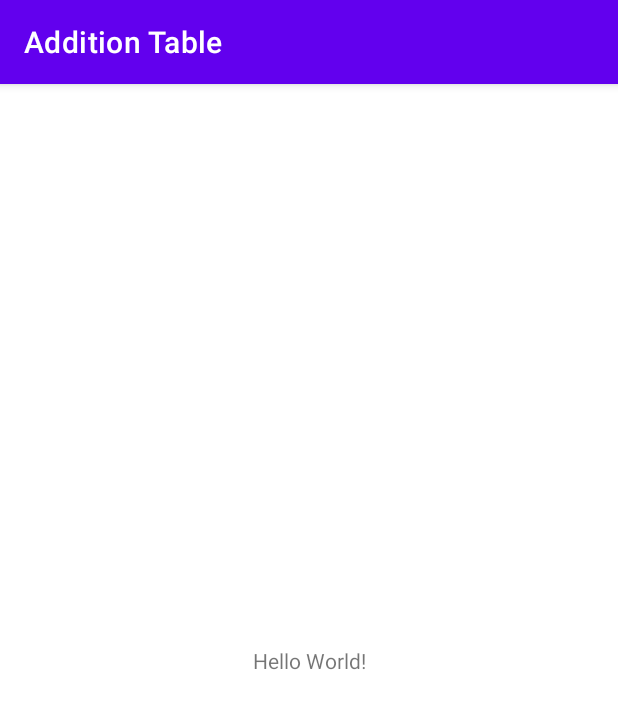
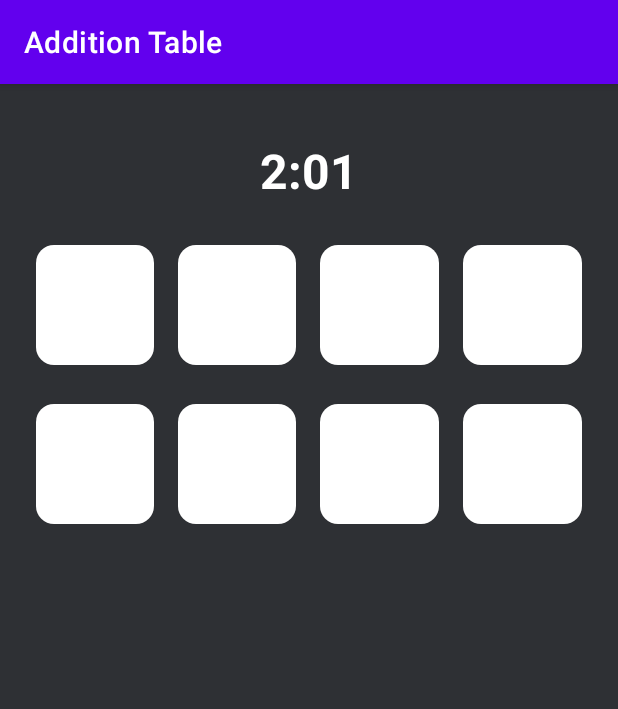
Before and after one commit to Jhayooh/addition_app, an Android app: the screen it shows after launch (MainActivity), on a phone screen of 412 x 824 dp. Shown: the top 709 px of the screen. Run offline under Robolectric (Android 15) with nearby library versions, the phone set to English and light mode, and no system bars.

Commit message:
game activity

```diff
--- /dev/null
+++ b/app/src/main/res/drawable/shape.xml
@@ -0,0 +1,6 @@
+<?xml version="1.0" encoding="UTF-8"?>
+<shape xmlns:android="http://schemas.android.com/apk/res/android">
+    <solid android:color="#ffffff"/>
+    <corners android:radius="12dp"/>
+    <padding android:left="0dp" android:top="0dp" android:right="0dp" android:bottom="0dp" />
+</shape>
--- a/app/src/main/res/layout/activity_main.xml
+++ b/app/src/main/res/layout/activity_main.xml
@@ -4,15 +4,105 @@
     xmlns:tools="http://schemas.android.com/tools"
     android:layout_width="match_parent"
     android:layout_height="match_parent"
-    tools:context=".MainActivity">
+    tools:context=".MainActivity"
+    android:background="@color/main_black"
+    android:padding="16dp">
 
     <TextView
+        android:id="@+id/timer"
         android:layout_width="wrap_content"
         android:layout_height="wrap_content"
-        android:text="Hello World!"
-        app:layout_constraintBottom_toBottomOf="parent"
+        android:text="@string/timer"
         app:layout_constraintEnd_toEndOf="parent"
         app:layout_constraintStart_toStartOf="parent"
-        app:layout_constraintTop_toTopOf="parent" />
+        app:layout_constraintTop_toTopOf="parent"
+        android:textColor="@color/white"
+        android:textSize="32sp"
+        android:textStyle="bold"
+        android:layout_marginTop="20dp"/>
+
+    <LinearLayout
+        android:id="@+id/row1"
+        android:layout_width="match_parent"
+        android:layout_height="wrap_content"
+        app:layout_constraintEnd_toEndOf="parent"
+        android:layout_marginTop="20dp"
+        app:layout_constraintStart_toStartOf="parent"
+        app:layout_constraintTop_toBottomOf="@id/timer" >
+
+        <TextView
+            android:id="@+id/box1_1"
+            android:layout_width="0dp"
+            android:layout_height="80dp"
+            android:layout_weight="1"
+            android:background="@drawable/shape"
+            android:layout_margin="8dp"/>
+
+        <TextView
+            android:id="@+id/box2_1"
+            android:layout_width="0dp"
+            android:layout_height="80dp"
+            android:layout_weight="1"
+            android:layout_margin="8dp"
+            android:background="@drawable/shape"/>
+
+        <TextView
+            android:id="@+id/box3_1"
+            android:layout_width="0dp"
+            android:layout_height="80dp"
+            android:layout_weight="1"
+            android:layout_margin="8dp"
+            android:background="@drawable/shape"/>
+
+        <TextView
+            android:id="@+id/box4_1"
+            android:layout_width="0dp"
+            android:layout_height="80dp"
+            android:background="@drawable/shape"
+            android:layout_margin="8dp"
+            android:layout_weight="1"/>
+    </LinearLayout>
+
+    <LinearLayout
+        android:id="@+id/row2"
+        android:layout_width="match_parent"
+        android:layout_height="wrap_content"
+        app:layout_constraintEnd_toEndOf="parent"
+        android:layout_marginTop="10dp"
+        app:layout_constraintStart_toStartOf="parent"
+        app:layout_constraintTop_toBottomOf="@id/row1" >
+
+        <TextView
+            android:id="@+id/box1_2"
+            android:layout_width="0dp"
+            android:layout_height="80dp"
+            android:layout_weight="1"
+            android:background="@drawable/shape"
+            android:layout_margin="8dp"/>
+
+        <TextView
+            android:id="@+id/box2_2"
+            android:layout_width="0dp"
+            android:layout_height="80dp"
+            android:layout_weight="1"
+            android:layout_margin="8dp"
+            android:background="@drawable/shape"/>
+
+        <TextView
+            android:id="@+id/box3_2"
+            android:layout_width="0dp"
+            android:layout_height="80dp"
+            android:layout_weight="1"
+            android:layout_margin="8dp"
+            android:background="@drawable/shape"/>
+
+        <TextView
+            android:id="@+id/box4_2"
+            android:layout_width="0dp"
+            android:layout_height="80dp"
+            android:background="@drawable/shape"
+            android:layout_margin="8dp"
+            android:layout_weight="1"/>
+    </LinearLayout>
 
 </androidx.constraintlayout.widget.ConstraintLayout>
--- a/app/src/main/res/values/colors.xml
+++ b/app/src/main/res/values/colors.xml
@@ -7,4 +7,5 @@
     <color name="teal_700">#FF018786</color>
     <color name="black">#FF000000</color>
     <color name="white">#FFFFFFFF</color>
+    <color name="main_black">#2e3034</color>
 </resources>
--- a/app/src/main/res/values/strings.xml
+++ b/app/src/main/res/values/strings.xml
@@ -1,3 +1,4 @@
 <resources>
     <string name="app_name">Addition Table</string>
+    <string name="timer">2:01</string>
 </resources>
```
